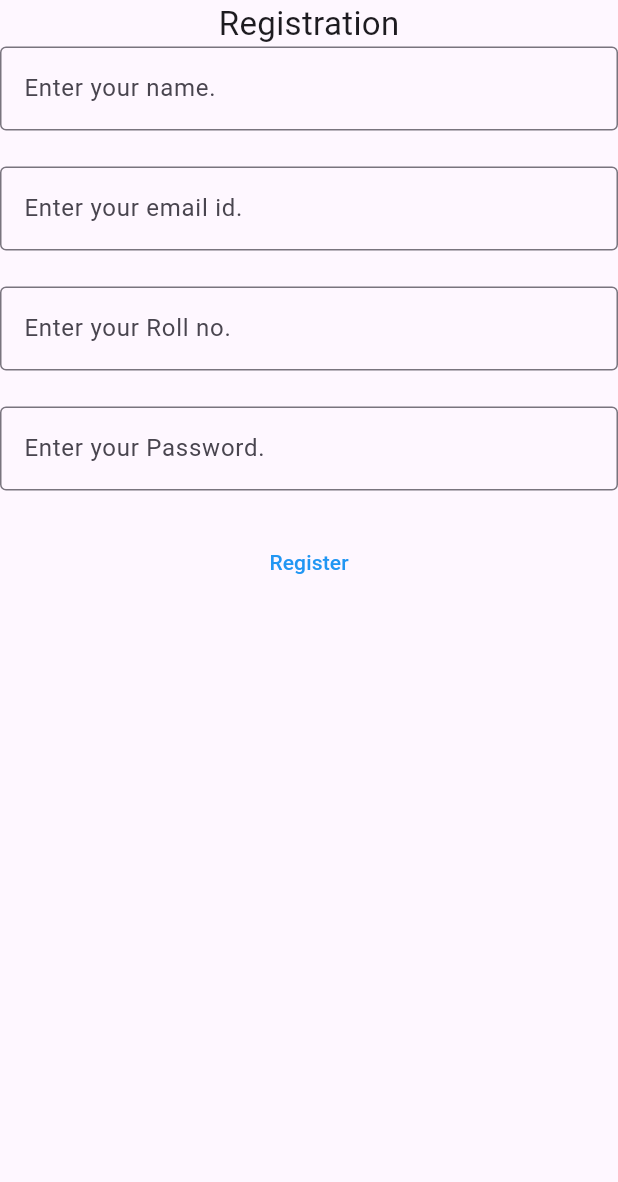
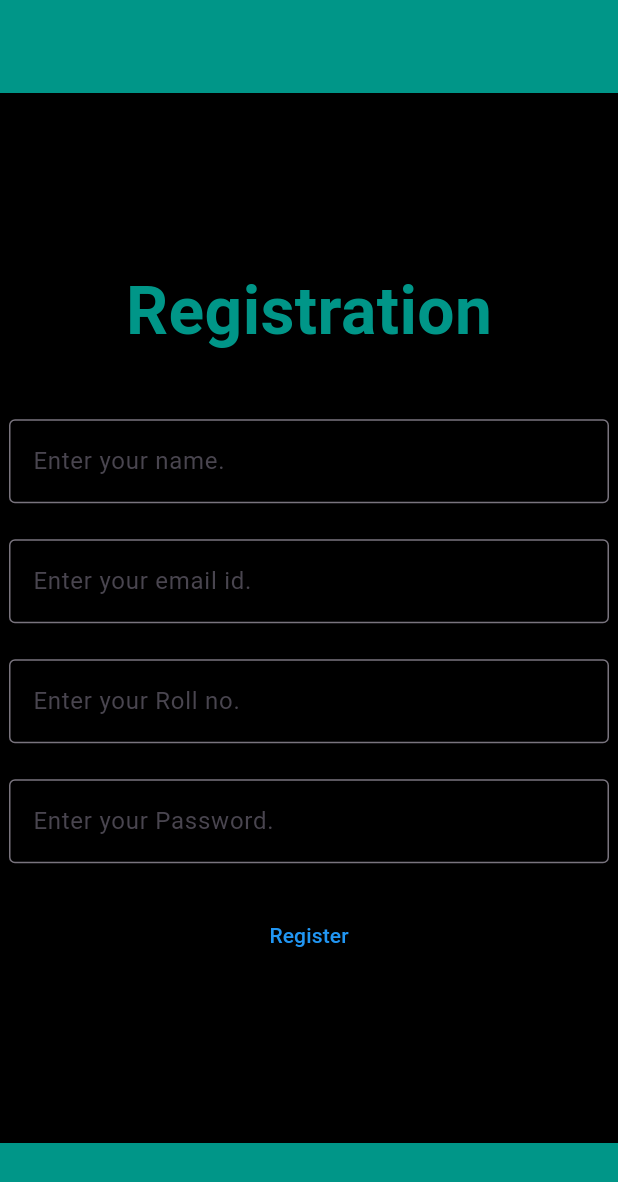
Before and after one commit to sidharth-124/qrapp1, a Flutter app: the screen it shows after launch, after a tap on an icon or button, on a phone screen of 412 x 824 dp. Shown: the top 1182 px of the screen. Run offline on Flutter 3.47's test engine with Material 3 defaults, Android fonts, the phone set to English and light mode, and no system bars; our stand-ins replace qr_flutter; network calls fail.

```diff
--- a/lib/login.dart
+++ b/lib/login.dart
@@ -13,20 +13,19 @@ class _LoginState extends State<Login> {
   @override
   Widget build(BuildContext context) {
     return Scaffold(
-      backgroundColor: Colors.yellowAccent,
+      backgroundColor: Colors.teal,
       body:
 
       Center(
-        child: Container(color: Colors.black,height: 500,width: 500,
+        child: Container(color: Colors.black,height: 700,width: 500,
           child: Column(mainAxisAlignment: MainAxisAlignment.center,
             crossAxisAlignment: CrossAxisAlignment.center,
             children: [
-              Text('Login', style: TextStyle(fontSize: 44,fontWeight: FontWeight.bold), ),
+              Text('Login', style: TextStyle(fontSize: 44,fontWeight: FontWeight.bold,color: Colors.teal), ),
               SizedBox(height: 60,),
               SizedBox(
                 width: 400,
                 child: TextField(
-                  maxLength: 10,
                   decoration: InputDecoration(
                     border: OutlineInputBorder(),
                     labelText: 'Enter your Roll no.',
--- a/lib/reg.dart
+++ b/lib/reg.dart
@@ -8,44 +8,77 @@ class Reg extends StatefulWidget {
 }
 
 class _RegState extends State<Reg> {
+  final _name = TextEditingController();
+  final _emailid = TextEditingController();
+  final _rollno = TextEditingController();
+  final _password = TextEditingController();
   @override
   Widget build(BuildContext context) {
     return Scaffold(
+        backgroundColor: Colors.teal,
         body: Center(
+            child: Container(
+          color: Colors.black,
+          height: 700,
+          width: 500,
           child: Column(
+            mainAxisAlignment: MainAxisAlignment.center,
             children: [
-        Text('Registration', style: TextStyle(fontSize: 22)),
-        TextField(
+              Text('Registration',
+                  style: TextStyle(
+                      fontSize: 44,
+                      color: Colors.teal,
+                      fontWeight: FontWeight.bold)),
+              SizedBox(
+                height: 40,
+              ),
+              SizedBox(
+                width: 400,
+                child: TextField(
+                  controller: _name,
                   decoration: InputDecoration(
                     border: OutlineInputBorder(),
-            hintText: 'Enter your name.',
+                    labelText: 'Enter your name.',
+                  ),
                 ),
               ),
               SizedBox(
                 height: 24,
               ),
-        TextField(
+              SizedBox(
+                width: 400,
+                child: TextField(
+                  controller: _emailid,
                   decoration: InputDecoration(
                     border: OutlineInputBorder(),
-            hintText: 'Enter your email id.',
+                    labelText: 'Enter your email id.',
+                  ),
                 ),
               ),
               SizedBox(
                 height: 24,
               ),
-        TextField(
+              SizedBox(
+                width: 400,
+                child: TextField(
+                  controller: _rollno,
                   decoration: InputDecoration(
                     border: OutlineInputBorder(),
-            hintText: 'Enter your Roll no.',
+                    labelText: 'Enter your Roll no.',
+                  ),
                 ),
               ),
               SizedBox(
                 height: 24,
               ),
-        TextField(
+              SizedBox(
+                width: 400,
+                child: TextField(
+                  controller: _password,
                   decoration: InputDecoration(
                     border: OutlineInputBorder(),
-            hintText: 'Enter your Password.',
+                    labelText: 'Enter your Password.',
+                  ),
                 ),
               ),
               SizedBox(
@@ -53,12 +86,14 @@ class _RegState extends State<Reg> {
               ),
               TextButton(
                 style: ButtonStyle(
-            foregroundColor: MaterialStateProperty.all<Color>(Colors.blue),
+                  foregroundColor:
+                      MaterialStateProperty.all<Color>(Colors.blue),
                 ),
                 onPressed: () {},
                 child: Text('Register'),
               ),
             ],
+          ),
         )));
   }
 }
```
Also changed, not shown: lib/cam.dart (+25 -10 lines), lib/scan.dart (+9 -2 lines). Lines whose indentation alone changed are shown as unchanged.
